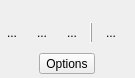
KDE/kdenlive, file src/widgets/geometrywidget_ui.ui: the form before one commit.
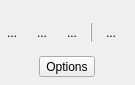
The form after the commit.

What changed in the file:
```diff
--- a/src/widgets/geometrywidget_ui.ui
+++ b/src/widgets/geometrywidget_ui.ui
@@ -7,7 +7,7 @@
     <x>0</x>
     <y>0</y>
     <width>133</width>
-    <height>78</height>
+    <height>85</height>
    </rect>
   </property>
   <property name="windowTitle">
```
Left out of the diff: 3 changed lines with no effect on the pictures.
